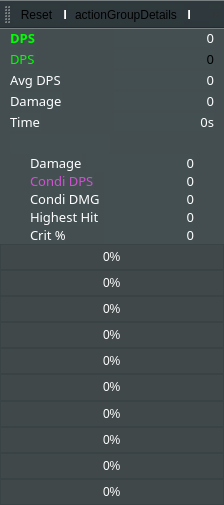
Before: the Qt Designer form mainwindow.ui in Tyrox92/Gw2SPECS, drawn with Qt 5.
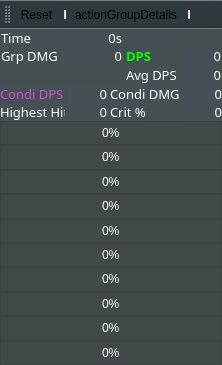
After: the same form once the commit is applied. Icons and pictures are not drawn.

```diff
--- a/mainwindow.ui
+++ b/mainwindow.ui
@@ -9,8 +9,8 @@
    <rect>
     <x>0</x>
     <y>0</y>
-    <width>224</width>
-    <height>505</height>
+    <width>222</width>
+    <height>365</height>
    </rect>
   </property>
   <property name="sizePolicy">
@@ -27,8 +27,8 @@
   </property>
   <property name="maximumSize">
    <size>
-    <width>16777215</width>
-    <height>16777215</height>
+    <width>500</width>
+    <height>800</height>
    </size>
   </property>
   <property name="palette">
@@ -157,7 +157,7 @@
     <bool>true</bool>
    </property>
    <property name="sizePolicy">
-    <sizepolicy hsizetype="Expanding" vsizetype="Expanding">
+    <sizepolicy hsizetype="Preferred" vsizetype="Preferred">
      <horstretch>0</horstretch>
      <verstretch>0</verstretch>
     </sizepolicy>
@@ -268,7 +268,7 @@
    <property name="styleSheet">
     <string notr="true"> background-color: rgba(32, 43, 47, 60%);</string>
    </property>
-   <layout class="QGridLayout" name="gridLayout">
+   <layout class="QGridLayout" name="gridLayout_2">
     <property name="leftMargin">
      <number>0</number>
     </property>
@@ -284,10 +284,10 @@
     <property name="spacing">
      <number>0</number>
     </property>
-    <item row="0" column="0" alignment="Qt::AlignTop">
+    <item row="0" column="0">
      <widget class="QWidget" name="widget" native="true">
       <property name="sizePolicy">
-       <sizepolicy hsizetype="Expanding" vsizetype="Expanding">
+       <sizepolicy hsizetype="Preferred" vsizetype="Preferred">
         <horstretch>0</horstretch>
         <verstretch>0</verstretch>
        </sizepolicy>
@@ -301,26 +301,44 @@
       <property name="styleSheet">
        <string notr="true">background-color: rgba(32, 43, 47, 1%);</string>
       </property>
-      <layout class="QGridLayout" name="gridLayout_10">
+      <layout class="QGridLayout" name="gridLayout">
        <property name="leftMargin">
-        <number>10</number>
+        <number>0</number>
        </property>
        <property name="topMargin">
         <number>0</number>
        </property>
        <property name="rightMargin">
-        <number>10</number>
+        <number>0</number>
+       </property>
+       <property name="bottomMargin">
+        <number>0</number>
+       </property>
+       <property name="spacing">
+        <number>0</number>
+       </property>
+       <item row="0" column="0">
+        <widget class="QWidget" name="widget_2" native="true">
+         <layout class="QGridLayout" name="gridLayout_3">
+          <property name="leftMargin">
+           <number>0</number>
+          </property>
+          <property name="topMargin">
+           <number>0</number>
+          </property>
+          <property name="rightMargin">
+           <number>0</number>
        </property>
        <property name="bottomMargin">
         <number>0</number>
        </property>
        <property name="horizontalSpacing">
-        <number>4</number>
-       </property>
-       <property name="verticalSpacing">
         <number>3</number>
        </property>
-       <item row="4" column="0">
+          <property name="verticalSpacing">
+           <number>0</number>
+          </property>
+          <item row="0" column="0">
         <widget class="QLabel" name="labelTime">
          <property name="sizePolicy">
           <sizepolicy hsizetype="Fixed" vsizetype="Fixed">
@@ -328,6 +346,12 @@
            <verstretch>0</verstretch>
           </sizepolicy>
          </property>
+            <property name="maximumSize">
+             <size>
+              <width>65</width>
+              <height>16777215</height>
+             </size>
+            </property>
          <property name="font">
           <font>
            <family>DINPro-Black</family>
@@ -349,7 +373,7 @@
          </property>
         </widget>
        </item>
-       <item row="4" column="1">
+          <item row="0" column="1">
         <widget class="QLabel" name="labelTimeValue">
          <property name="sizePolicy">
           <sizepolicy hsizetype="Expanding" vsizetype="Fixed">
@@ -357,6 +381,12 @@
            <verstretch>0</verstretch>
           </sizepolicy>
          </property>
+            <property name="maximumSize">
+             <size>
+              <width>60</width>
+              <height>16777215</height>
+             </size>
+            </property>
          <property name="font">
           <font>
            <family>DINPro-Black</family>
@@ -388,28 +418,35 @@
         </widget>
        </item>
        <item row="1" column="0">
-        <widget class="QLabel" name="labelDps">
+           <widget class="QLabel" name="labelDmg_2">
          <property name="sizePolicy">
           <sizepolicy hsizetype="Fixed" vsizetype="Fixed">
            <horstretch>0</horstretch>
            <verstretch>0</verstretch>
           </sizepolicy>
          </property>
+            <property name="maximumSize">
+             <size>
+              <width>65</width>
+              <height>16777215</height>
+             </size>
+            </property>
          <property name="font">
           <font>
            <family>DINPro-Black</family>
            <pointsize>10</pointsize>
            <weight>50</weight>
-           <italic>false</italic>
            <bold>false</bold>
-           <underline>false</underline>
-          </font>
-         </property>
+             </font>
+            </property>
+            <property name="autoFillBackground">
+             <bool>false</bool>
+            </property>
          <property name="styleSheet">
-          <string notr="true">color: rgb(0, 255, 0);</string>
+             <string notr="true">color: rgb(255, 255, 255);</string>
          </property>
          <property name="text">
-          <string>DPS</string>
+             <string>Grp DMG</string>
          </property>
          <property name="alignment">
           <set>Qt::AlignLeading|Qt::AlignLeft|Qt::AlignVCenter</set>
@@ -417,31 +454,29 @@
         </widget>
        </item>
        <item row="1" column="1">
-        <widget class="QLabel" name="labelDpsValue">
+           <widget class="QLabel" name="grp_Dmg">
          <property name="sizePolicy">
           <sizepolicy hsizetype="Expanding" vsizetype="Fixed">
            <horstretch>0</horstretch>
            <verstretch>0</verstretch>
           </sizepolicy>
          </property>
+            <property name="maximumSize">
+             <size>
+              <width>60</width>
+              <height>16777215</height>
+             </size>
+            </property>
          <property name="font">
           <font>
            <family>DINPro-Black</family>
            <pointsize>10</pointsize>
            <weight>50</weight>
-           <italic>false</italic>
            <bold>false</bold>
-           <underline>false</underline>
-          </font>
-         </property>
-         <property name="layoutDirection">
-          <enum>Qt::LeftToRight</enum>
-         </property>
+             </font>
+            </property>
          <property name="styleSheet">
-          <string notr="true"/>
-         </property>
-         <property name="inputMethodHints">
-          <set>Qt::ImhNone</set>
+             <string notr="true">color: rgb(255, 255, 255);</string>
          </property>
          <property name="text">
           <string>0</string>
@@ -451,7 +486,7 @@
          </property>
         </widget>
        </item>
-       <item row="0" column="0">
+          <item row="1" column="2">
         <widget class="QLabel" name="labelDmg_3">
          <property name="sizePolicy">
           <sizepolicy hsizetype="Fixed" vsizetype="Fixed">
@@ -481,7 +516,7 @@
          </property>
         </widget>
        </item>
-       <item row="0" column="1">
+          <item row="1" column="3">
         <widget class="QLabel" name="grp_DPS">
          <property name="sizePolicy">
           <sizepolicy hsizetype="Expanding" vsizetype="Fixed">
@@ -489,33 +524,12 @@
            <verstretch>0</verstretch>
           </sizepolicy>
          </property>
-         <property name="font">
-          <font>
-           <family>DINPro-Black</family>
-           <pointsize>10</pointsize>
-           <weight>50</weight>
-           <bold>false</bold>
-          </font>
-         </property>
-         <property name="styleSheet">
-          <string notr="true">color: rgb(255, 255, 255);</string>
-         </property>
-         <property name="text">
-          <string>0</string>
-         </property>
-         <property name="alignment">
-          <set>Qt::AlignRight|Qt::AlignTrailing|Qt::AlignVCenter</set>
-         </property>
-        </widget>
-       </item>
-       <item row="2" column="1">
-        <widget class="QLabel" name="avg_DPS">
-         <property name="sizePolicy">
-          <sizepolicy hsizetype="Expanding" vsizetype="Fixed">
-           <horstretch>0</horstretch>
-           <verstretch>0</verstretch>
-          </sizepolicy>
-         </property>
+            <property name="maximumSize">
+             <size>
+              <width>40</width>
+              <height>16777215</height>
+             </size>
+            </property>
          <property name="font">
           <font>
            <family>DINPro-Black</family>
@@ -535,94 +549,7 @@
          </property>
         </widget>
        </item>
-       <item row="3" column="0">
-        <widget class="QLabel" name="labelDmg_2">
-         <property name="sizePolicy">
-          <sizepolicy hsizetype="Fixed" vsizetype="Fixed">
-           <horstretch>0</horstretch>
-           <verstretch>0</verstretch>
-          </sizepolicy>
-         </property>
-         <property name="font">
-          <font>
-           <family>DINPro-Black</family>
-           <pointsize>10</pointsize>
-           <weight>50</weight>
-           <bold>false</bold>
-          </font>
-         </property>
-         <property name="autoFillBackground">
-          <bool>false</bool>
-         </property>
-         <property name="styleSheet">
-          <string notr="true">color: rgb(255, 255, 255);</string>
-         </property>
-         <property name="text">
-          <string>Damage</string>
-         </property>
-         <property name="alignment">
-          <set>Qt::AlignLeading|Qt::AlignLeft|Qt::AlignVCenter</set>
-         </property>
-        </widget>
-       </item>
        <item row="2" column="0">
-        <widget class="QLabel" name="labelDmg_4">
-         <property name="sizePolicy">
-          <sizepolicy hsizetype="Fixed" vsizetype="Fixed">
-           <horstretch>0</horstretch>
-           <verstretch>0</verstretch>
-          </sizepolicy>
-         </property>
-         <property name="font">
-          <font>
-           <family>DINPro-Black</family>
-           <pointsize>10</pointsize>
-           <weight>50</weight>
-           <bold>false</bold>
-          </font>
-         </property>
-         <property name="autoFillBackground">
-          <bool>false</bool>
-         </property>
-         <property name="styleSheet">
-          <string notr="true">color: rgb(255, 255, 255);</string>
-         </property>
-         <property name="text">
-          <string>Avg DPS</string>
-         </property>
-         <property name="alignment">
-          <set>Qt::AlignLeading|Qt::AlignLeft|Qt::AlignVCenter</set>
-         </property>
-        </widget>
-       </item>
-       <item row="3" column="1">
-        <widget class="QLabel" name="grp_Dmg">
-         <property name="sizePolicy">
-          <sizepolicy hsizetype="Expanding" vsizetype="Fixed">
-           <horstretch>0</horstretch>
-           <verstretch>0</verstretch>
-          </sizepolicy>
-         </property>
-         <property name="font">
-          <font>
-           <family>DINPro-Black</family>
-           <pointsize>10</pointsize>
-           <weight>50</weight>
-           <bold>false</bold>
-          </font>
-         </property>
-         <property name="styleSheet">
-          <string notr="true">color: rgb(255, 255, 255);</string>
-         </property>
-         <property name="text">
-          <string>0</string>
-         </property>
-         <property name="alignment">
-          <set>Qt::AlignRight|Qt::AlignTrailing|Qt::AlignVCenter</set>
-         </property>
-        </widget>
-       </item>
-       <item row="5" column="1">
         <widget class="QPushButton" name="pushButton">
          <property name="sizePolicy">
           <sizepolicy hsizetype="Fixed" vsizetype="Fixed">
@@ -632,12 +559,12 @@
          </property>
          <property name="maximumSize">
           <size>
-           <width>25</width>
+              <width>20</width>
            <height>20</height>
           </size>
          </property>
          <property name="layoutDirection">
-          <enum>Qt::RightToLeft</enum>
+             <enum>Qt::LeftToRight</enum>
          </property>
          <property name="styleSheet">
           <string notr="true"/>
@@ -660,10 +587,73 @@
          </property>
         </widget>
        </item>
-       <item row="5" column="0">
+          <item row="2" column="2">
+           <widget class="QLabel" name="labelDmg_4">
+            <property name="sizePolicy">
+             <sizepolicy hsizetype="Fixed" vsizetype="Fixed">
+              <horstretch>0</horstretch>
+              <verstretch>0</verstretch>
+             </sizepolicy>
+            </property>
+            <property name="font">
+             <font>
+              <family>DINPro-Black</family>
+              <pointsize>10</pointsize>
+              <weight>50</weight>
+              <bold>false</bold>
+             </font>
+            </property>
+            <property name="autoFillBackground">
+             <bool>false</bool>
+            </property>
+            <property name="styleSheet">
+             <string notr="true">color: rgb(255, 255, 255);</string>
+            </property>
+            <property name="text">
+             <string>Avg DPS</string>
+            </property>
+            <property name="alignment">
+             <set>Qt::AlignLeading|Qt::AlignLeft|Qt::AlignVCenter</set>
+            </property>
+           </widget>
+          </item>
+          <item row="2" column="3">
+           <widget class="QLabel" name="avg_DPS">
+            <property name="sizePolicy">
+             <sizepolicy hsizetype="Expanding" vsizetype="Fixed">
+              <horstretch>0</horstretch>
+              <verstretch>0</verstretch>
+             </sizepolicy>
+            </property>
+            <property name="maximumSize">
+             <size>
+              <width>40</width>
+              <height>16777215</height>
+             </size>
+            </property>
+            <property name="font">
+             <font>
+              <family>DINPro-Black</family>
+              <pointsize>10</pointsize>
+              <weight>50</weight>
+              <bold>false</bold>
+             </font>
+            </property>
+            <property name="styleSheet">
+             <string notr="true">color: rgb(255, 255, 255);</string>
+            </property>
+            <property name="text">
+             <string>0</string>
+            </property>
+            <property name="alignment">
+             <set>Qt::AlignRight|Qt::AlignTrailing|Qt::AlignVCenter</set>
+            </property>
+           </widget>
+          </item>
+          <item row="0" column="2">
         <widget class="QLabel" name="labelInfo">
          <property name="sizePolicy">
-          <sizepolicy hsizetype="Expanding" vsizetype="Preferred">
+             <sizepolicy hsizetype="Preferred" vsizetype="Fixed">
            <horstretch>0</horstretch>
            <verstretch>0</verstretch>
           </sizepolicy>
@@ -717,147 +707,41 @@
       </layout>
      </widget>
     </item>
-    <item row="1" column="0" alignment="Qt::AlignTop">
-     <widget class="QWidget" name="widget_2" native="true">
-      <property name="sizePolicy">
-       <sizepolicy hsizetype="Expanding" vsizetype="Expanding">
-        <horstretch>0</horstretch>
-        <verstretch>0</verstretch>
-       </sizepolicy>
-      </property>
-      <property name="styleSheet">
-       <string notr="true">background-color: rgba(32, 43, 47, 1%);</string>
-      </property>
-      <layout class="QGridLayout" name="gridLayout_3">
-       <property name="leftMargin">
-        <number>30</number>
-       </property>
-       <property name="topMargin">
-        <number>0</number>
-       </property>
-       <property name="rightMargin">
-        <number>30</number>
-       </property>
-       <property name="bottomMargin">
-        <number>0</number>
-       </property>
-       <property name="horizontalSpacing">
-        <number>4</number>
-       </property>
-       <property name="verticalSpacing">
-        <number>0</number>
-       </property>
-       <item row="2" column="0">
-        <widget class="QLabel" name="labelDmg">
-         <property name="sizePolicy">
-          <sizepolicy hsizetype="Fixed" vsizetype="Fixed">
-           <horstretch>0</horstretch>
-           <verstretch>0</verstretch>
-          </sizepolicy>
-         </property>
-         <property name="font">
-          <font>
-           <family>DINPro-Black</family>
-           <pointsize>10</pointsize>
-           <weight>50</weight>
-           <italic>false</italic>
-           <bold>false</bold>
-           <underline>false</underline>
-          </font>
-         </property>
-         <property name="autoFillBackground">
-          <bool>false</bool>
-         </property>
-         <property name="styleSheet">
-          <string notr="true">color: rgb(255, 255, 255);</string>
-         </property>
-         <property name="text">
-          <string>Damage</string>
-         </property>
-         <property name="alignment">
-          <set>Qt::AlignLeading|Qt::AlignLeft|Qt::AlignVCenter</set>
-         </property>
-        </widget>
-       </item>
-       <item row="2" column="1">
-        <widget class="QLabel" name="labelDmgValue">
-         <property name="sizePolicy">
-          <sizepolicy hsizetype="Expanding" vsizetype="Fixed">
-           <horstretch>0</horstretch>
-           <verstretch>0</verstretch>
-          </sizepolicy>
-         </property>
-         <property name="font">
-          <font>
-           <family>DINPro-Black</family>
-           <pointsize>10</pointsize>
-           <weight>50</weight>
-           <italic>false</italic>
-           <bold>false</bold>
-           <underline>false</underline>
-          </font>
-         </property>
-         <property name="layoutDirection">
-          <enum>Qt::LeftToRight</enum>
-         </property>
-         <property name="styleSheet">
-          <string notr="true">color: rgb(255, 255, 255);</string>
-         </property>
-         <property name="text">
-          <string>0</string>
-         </property>
-         <property name="scaledContents">
-          <bool>false</bool>
-         </property>
-         <property name="alignment">
-          <set>Qt::AlignRight|Qt::AlignTrailing|Qt::AlignVCenter</set>
-         </property>
-        </widget>
-       </item>
-      </layout>
-     </widget>
-    </item>
-    <item row="2" column="0" alignment="Qt::AlignTop">
+       <item row="1" column="0">
      <widget class="QWidget" name="widgetExtraDetails" native="true">
-      <property name="enabled">
-       <bool>true</bool>
-      </property>
-      <property name="sizePolicy">
-       <sizepolicy hsizetype="Expanding" vsizetype="Expanding">
-        <horstretch>0</horstretch>
-        <verstretch>0</verstretch>
-       </sizepolicy>
-      </property>
-      <property name="styleSheet">
-       <string notr="true">background-color: rgba(32, 43, 47, 1%);</string>
-      </property>
-      <layout class="QGridLayout" name="gridLayout_6">
+         <layout class="QGridLayout" name="gridLayout_4">
        <property name="leftMargin">
-        <number>30</number>
+           <number>0</number>
        </property>
        <property name="topMargin">
         <number>0</number>
        </property>
        <property name="rightMargin">
-        <number>30</number>
+           <number>0</number>
        </property>
        <property name="bottomMargin">
         <number>0</number>
        </property>
        <property name="horizontalSpacing">
-        <number>4</number>
+           <number>3</number>
        </property>
        <property name="verticalSpacing">
         <number>0</number>
        </property>
-       <item row="0" column="1">
-        <widget class="QLabel" name="condiDPS">
+          <item row="1" column="0">
+           <widget class="QLabel" name="labelMaxDmg_6">
          <property name="sizePolicy">
-          <sizepolicy hsizetype="Expanding" vsizetype="Fixed">
+             <sizepolicy hsizetype="Fixed" vsizetype="Fixed">
            <horstretch>0</horstretch>
            <verstretch>0</verstretch>
           </sizepolicy>
          </property>
+            <property name="maximumSize">
+             <size>
+              <width>65</width>
+              <height>16777215</height>
+             </size>
+            </property>
          <property name="font">
           <font>
            <family>DINPro-Black</family>
@@ -868,17 +752,40 @@
            <underline>false</underline>
           </font>
          </property>
-         <property name="layoutDirection">
-          <enum>Qt::LeftToRight</enum>
-         </property>
          <property name="styleSheet">
           <string notr="true">color: rgb(255, 255, 255);</string>
          </property>
          <property name="text">
-          <string>0</string>
+             <string>Highest Hit</string>
          </property>
          <property name="alignment">
-          <set>Qt::AlignRight|Qt::AlignTrailing|Qt::AlignVCenter</set>
+             <set>Qt::AlignLeading|Qt::AlignLeft|Qt::AlignVCenter</set>
+            </property>
+           </widget>
+          </item>
+          <item row="0" column="2">
+           <widget class="QLabel" name="label_17">
+            <property name="sizePolicy">
+             <sizepolicy hsizetype="Fixed" vsizetype="Fixed">
+              <horstretch>0</horstretch>
+              <verstretch>0</verstretch>
+             </sizepolicy>
+            </property>
+            <property name="font">
+             <font>
+              <family>DINPro-Black</family>
+              <pointsize>10</pointsize>
+              <weight>50</weight>
+              <italic>false</italic>
+              <bold>false</bold>
+              <underline>false</underline>
+             </font>
+            </property>
+            <property name="styleSheet">
+             <string>color: rgb(255, 255, 255);</string>
+            </property>
+            <property name="text">
+             <string>Condi DMG</string>
          </property>
         </widget>
        </item>
@@ -890,6 +797,12 @@
            <verstretch>0</verstretch>
           </sizepolicy>
          </property>
+            <property name="maximumSize">
+             <size>
+              <width>65</width>
+              <height>16777215</height>
+             </size>
+            </property>
          <property name="font">
           <font>
            <family>DINPro-Black</family>
@@ -914,40 +827,20 @@
          </property>
         </widget>
        </item>
-       <item row="1" column="0">
-        <widget class="QLabel" name="label_17">
-         <property name="sizePolicy">
-          <sizepolicy hsizetype="Fixed" vsizetype="Fixed">
-           <horstretch>0</horstretch>
-           <verstretch>0</verstretch>
-          </sizepolicy>
-         </property>
-         <property name="font">
-          <font>
-           <family>DINPro-Black</family>
-           <pointsize>10</pointsize>
-           <weight>50</weight>
-           <italic>false</italic>
-           <bold>false</bold>
-           <underline>false</underline>
-          </font>
-         </property>
-         <property name="styleSheet">
-          <string>color: rgb(255, 255, 255);</string>
-         </property>
-         <property name="text">
-          <string>Condi DMG</string>
-         </property>
-        </widget>
-       </item>
-       <item row="3" column="1">
-        <widget class="QLabel" name="critChance">
+          <item row="0" column="1">
+           <widget class="QLabel" name="condiDPS">
          <property name="sizePolicy">
           <sizepolicy hsizetype="Expanding" vsizetype="Fixed">
            <horstretch>0</horstretch>
            <verstretch>0</verstretch>
           </sizepolicy>
          </property>
+            <property name="maximumSize">
+             <size>
+              <width>60</width>
+              <height>16777215</height>
+             </size>
+            </property>
          <property name="font">
           <font>
            <family>DINPro-Black</family>
@@ -972,7 +865,7 @@
          </property>
         </widget>
        </item>
-       <item row="3" column="0">
+          <item row="1" column="2">
         <widget class="QLabel" name="labelMaxDmg_5">
          <property name="sizePolicy">
           <sizepolicy hsizetype="Fixed" vsizetype="Fixed">
@@ -1002,67 +895,6 @@
         </widget>
        </item>
        <item row="1" column="1">
-        <widget class="QLabel" name="labelCondiDMGValue">
-         <property name="sizePolicy">
-          <sizepolicy hsizetype="Expanding" vsizetype="Fixed">
-           <horstretch>0</horstretch>
-           <verstretch>0</verstretch>
-          </sizepolicy>
-         </property>
-         <property name="font">
-          <font>
-           <family>DINPro-Black</family>
-           <pointsize>10</pointsize>
-           <weight>50</weight>
-           <italic>false</italic>
-           <bold>false</bold>
-           <underline>false</underline>
-          </font>
-         </property>
-         <property name="layoutDirection">
-          <enum>Qt::LeftToRight</enum>
-         </property>
-         <property name="styleSheet">
-          <string>color: rgb(255, 255, 255);</string>
-         </property>
-         <property name="text">
-          <string>0</string>
-         </property>
-         <property name="alignment">
-          <set>Qt::AlignRight|Qt::AlignTrailing|Qt::AlignVCenter</set>
-         </property>
-        </widget>
-       </item>
-       <item row="2" column="0">
-        <widget class="QLabel" name="labelMaxDmg_6">
-         <property name="sizePolicy">
-          <sizepolicy hsizetype="Fixed" vsizetype="Fixed">
-           <horstretch>0</horstretch>
-           <verstretch>0</verstretch>
-          </sizepolicy>
-         </property>
-         <property name="font">
-          <font>
-           <family>DINPro-Black</family>
-           <pointsize>10</pointsize>
-           <weight>50</weight>
-           <italic>false</italic>
-           <bold>false</bold>
-           <underline>false</underline>
-          </font>
-         </property>
-         <property name="styleSheet">
-          <string notr="true">color: rgb(255, 255, 255);</string>
-         </property>
-         <property name="text">
-          <string>Highest Hit</string>
-         </property>
-         <property name="alignment">
-          <set>Qt::AlignLeading|Qt::AlignLeft|Qt::AlignVCenter</set>
-         </property>
-        </widget>
-       </item>
-       <item row="2" column="1">
         <widget class="QLabel" name="labelMaxDmgValue">
          <property name="sizePolicy">
           <sizepolicy hsizetype="Expanding" vsizetype="Fixed">
@@ -1070,6 +902,12 @@
            <verstretch>0</verstretch>
           </sizepolicy>
          </property>
+            <property name="maximumSize">
+             <size>
+              <width>60</width>
+              <height>16777215</height>
+             </size>
+            </property>
          <property name="font">
           <font>
            <family>DINPro-Black</family>
@@ -1100,10 +938,89 @@
          </property>
         </widget>
        </item>
+          <item row="1" column="3">
+           <widget class="QLabel" name="critChance">
+            <property name="sizePolicy">
+             <sizepolicy hsizetype="Expanding" vsizetype="Fixed">
+              <horstretch>0</horstretch>
+              <verstretch>0</verstretch>
+             </sizepolicy>
+            </property>
+            <property name="maximumSize">
+             <size>
+              <width>100</width>
+              <height>16777215</height>
+             </size>
+            </property>
+            <property name="font">
+             <font>
+              <family>DINPro-Black</family>
+              <pointsize>10</pointsize>
+              <weight>50</weight>
+              <italic>false</italic>
+              <bold>false</bold>
+              <underline>false</underline>
+             </font>
+            </property>
+            <property name="layoutDirection">
+             <enum>Qt::LeftToRight</enum>
+            </property>
+            <property name="styleSheet">
+             <string notr="true">color: rgb(255, 255, 255);</string>
+            </property>
+            <property name="text">
+             <string>0</string>
+            </property>
+            <property name="alignment">
+             <set>Qt::AlignRight|Qt::AlignTrailing|Qt::AlignVCenter</set>
+            </property>
+           </widget>
+          </item>
+          <item row="0" column="3">
+           <widget class="QLabel" name="labelCondiDMGValue">
+            <property name="sizePolicy">
+             <sizepolicy hsizetype="Expanding" vsizetype="Fixed">
+              <horstretch>0</horstretch>
+              <verstretch>0</verstretch>
+             </sizepolicy>
+            </property>
+            <property name="maximumSize">
+             <size>
+              <width>100</width>
+              <height>16777215</height>
+             </size>
+            </property>
+            <property name="font">
+             <font>
+              <family>DINPro-Black</family>
+              <pointsize>10</pointsize>
+              <weight>50</weight>
+              <italic>false</italic>
+              <bold>false</bold>
+              <underline>false</underline>
+             </font>
+            </property>
+            <property name="layoutDirection">
+             <enum>Qt::LeftToRight</enum>
+            </property>
+            <property name="styleSheet">
+             <string>color: rgb(255, 255, 255);</string>
+            </property>
+            <property name="text">
+             <string>0</string>
+            </property>
+            <property name="alignment">
+             <set>Qt::AlignRight|Qt::AlignTrailing|Qt::AlignVCenter</set>
+            </property>
+           </widget>
+          </item>
       </layout>
      </widget>
     </item>
-    <item row="3" column="0">
+      </layout>
+     </widget>
+    </item>
+    <item row="1" column="0">
      <widget class="QWidget" name="widget_3" native="true">
       <property name="sizePolicy">
        <sizepolicy hsizetype="Expanding" vsizetype="Expanding">
@@ -1111,6 +1028,9 @@
         <verstretch>0</verstretch>
        </sizepolicy>
       </property>
+      <property name="styleSheet">
+       <string notr="true"> background-color: rgba(32, 43, 47, 60%);</string>
+      </property>
       <layout class="QGridLayout" name="gridLayout_5">
        <property name="leftMargin">
         <number>0</number>
@@ -1173,8 +1093,8 @@
            <rect>
             <x>0</x>
             <y>0</y>
-            <width>224</width>
-            <height>279</height>
+            <width>222</width>
+            <height>260</height>
            </rect>
           </property>
           <property name="sizePolicy">
@@ -1668,8 +1588,12 @@
    <addaction name="separator"/>
    <addaction name="actionEnableTransparency"/>
    <addaction name="separator"/>
+   <addaction name="actionAutoReset"/>
+   <addaction name="separator"/>
    <addaction name="actionShrinkUI"/>
    <addaction name="separator"/>
+   <addaction name="actionConnect"/>
+   <addaction name="separator"/>
    <addaction name="actionConfig"/>
    <addaction name="separator"/>
    <addaction name="actionHelp"/>
@@ -1798,6 +1722,18 @@
     <string>Player/Group Details</string>
    </property>
   </action>
+  <action name="actionConnect">
+   <property name="icon">
+    <iconset>
+     <normaloff>:/off.png</normaloff>:/off.png</iconset>
+   </property>
+   <property name="text">
+    <string>Connect</string>
+   </property>
+   <property name="toolTip">
+    <string>Connect to Server</string>
+   </property>
+  </action>
  </widget>
  <layoutdefault spacing="6" margin="11"/>
  <resources>
```
Left out of the diff: 4 changed lines with no effect on the pictures. Lines whose indentation alone changed are shown as unchanged.
